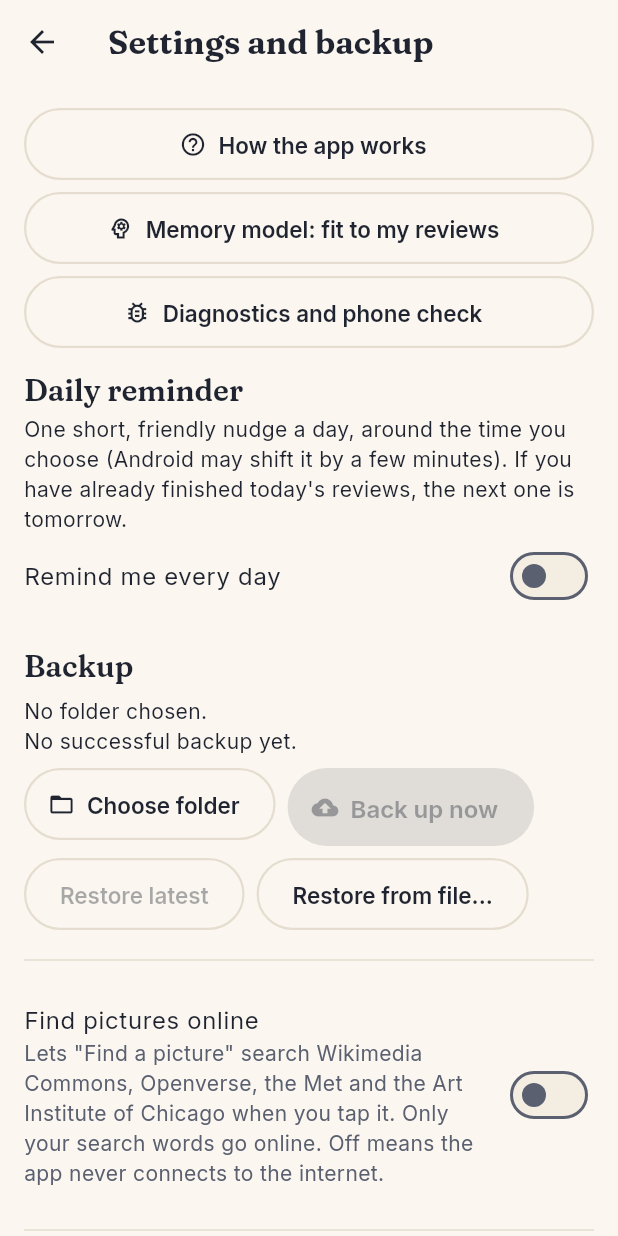
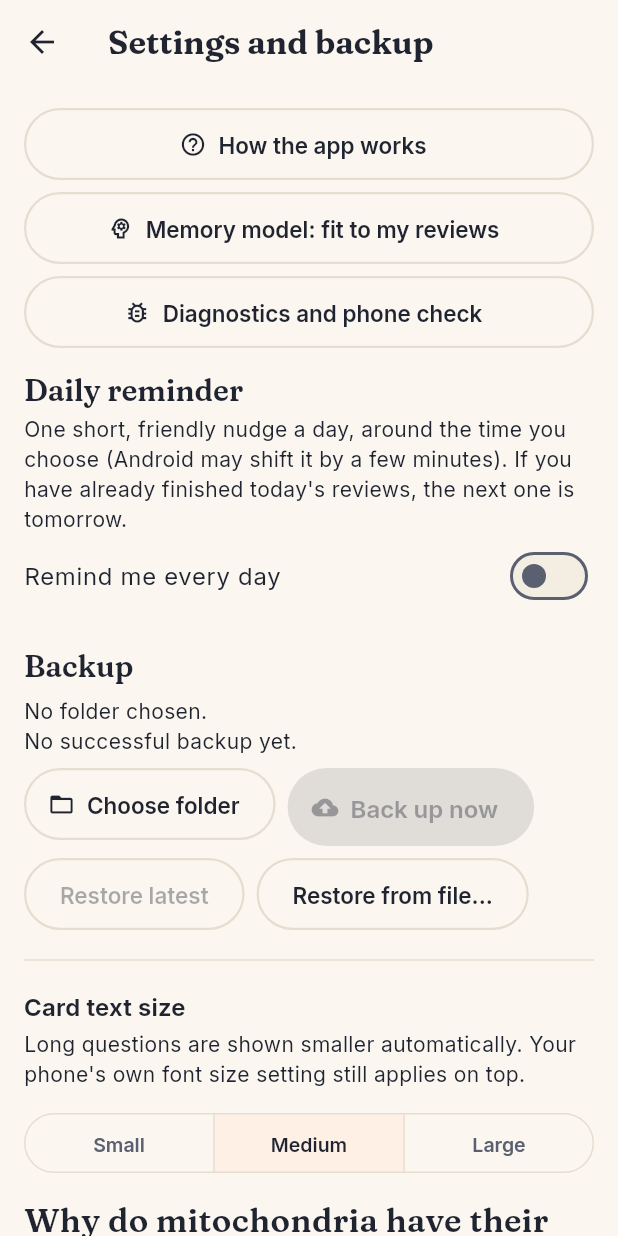
Before and after one commit to livium888/spec, a Flutter app: the SettingsScreen screen opened directly, on a phone screen of 412 x 824 dp. Run offline on Flutter 3.47's test engine with Material 3 defaults, Android fonts, the phone set to English and light mode, and no system bars; our stand-ins replace drift, flutter_local_notifications, flutter_riverpod, flutter_timezone, flutter_tts, image_picker and 2 more; missing offline and left inert: fsrs, saf_stream, saf_util, sqlite3, workmanager; accounts and stored records are empty; generated files the repository leaves out were written again; statements that could not run were skipped.

Commit message:
Card text: size follows question length and a Card text size setting; long question folds after reveal. Image keywords on every card (prompt v4, editable field, side hint) (D34)
Co-Authored-By: Claude Sonnet 5.5 <noreply@anthropic.com>
Claude-Session: https://claude.ai/code/session_01UNwQ4AJ7uCUQdULuJwCRrT

```diff
--- a/lib/data/card_edit_service.dart
+++ b/lib/data/card_edit_service.dart
@@ -1,3 +1,4 @@
+import '../domain/commons.dart' show cleanImageQuery;
 import 'dart:convert';
 
 import 'package:drift/drift.dart';
@@ -89,10 +90,11 @@ class CardEditService {
     if (errors.isNotEmpty) return errors;
 
     final fields = Map<String, dynamic>.from(n.fields);
-    const optional = ['why_it_matters', 'example', 'memory_hook', 'image', 'image_side', 'image_alt', 'image_credit'];
+    const optional = ['why_it_matters', 'example', 'memory_hook', 'image', 'image_side', 'image_alt', 'image_credit', 'image_query'];
     final oldImage = n.fields['image'] as String?;
     for (final e in edited.entries) {
-      final v = e.value.trim();
+      // Image keywords are stored tidy (spaces collapsed), the same way the prompt's hint is.
+      final v = e.key == 'image_query' ? (cleanImageQuery(e.value) ?? '') : e.value.trim();
       if (v.isEmpty && optional.contains(e.key)) {
         fields.remove(e.key);
       } else {
--- a/lib/data/import_service.dart
+++ b/lib/data/import_service.dart
@@ -124,6 +124,8 @@ class ImportService {
           if (c.example.isNotEmpty) 'example': c.example,
           if (c.memoryHook.isNotEmpty) 'memory_hook': c.memoryHook,
           if (c.imageQuery.isNotEmpty) 'image_query': c.imageQuery,
+          // Where a picture should go once one is added (the card has no picture yet; see EditCardScreen).
+          if (c.imageSide.isNotEmpty) 'image_side': c.imageSide,
         };
         final noteId = await db.into(db.notes).insert(NotesCompanion.insert(
               guid: guid,
--- a/lib/domain/card_edit.dart
+++ b/lib/domain/card_edit.dart
@@ -1,3 +1,4 @@
+import 'commons.dart' show cleanImageQuery, kMaxImageQueryChars;
 import 'import_parser.dart';
 
 /// Pure validation for editing a note's text. Returns error messages (empty = valid).
@@ -40,5 +41,9 @@ List<String> validateNoteEdit({
   limit('memory_hook', '"Memory hook"', kMaxExtraChars);
   limit('image_alt', 'The picture description', 300);
   limit('image_credit', 'The picture credit', 300);
+  final keywords = f('image_query');
+  if (keywords.isNotEmpty && cleanImageQuery(keywords) == null) {
+    errors.add('Image keywords: a few plain words (up to $kMaxImageQueryChars characters), not a web address.');
+  }
   return errors;
 }
--- /dev/null
+++ b/lib/domain/card_text.dart
@@ -0,0 +1,47 @@
+/// How big card text is. The size follows the length of the question (a long question at a big
+/// size fills the whole screen) and the learner's "Card text size" choice. The phone's own font
+/// size setting still multiplies all of this on top: it is never capped (WCAG 1.4.4).
+library;
+
+enum CardTextSize { small, medium, large }
+
+const kCardTextSizeKey = 'card_text_size';
+
+CardTextSize cardTextSizeFrom(String? stored) => switch (stored) {
+      'small' => CardTextSize.small,
+      'large' => CardTextSize.large,
+      _ => CardTextSize.medium,
+    };
+
+double cardTextScale(CardTextSize s) => switch (s) {
+      CardTextSize.small => 0.88,
+      CardTextSize.medium => 1.0,
+      CardTextSize.large => 1.15,
+    };
+
+/// Question size in logical pixels for a question of [length] characters. Hand-set steps (they
+/// need a real phone and a real pair of eyes): short questions stay comfortable to read at a
+/// glance, long ones shrink so the answer is not pushed off the screen.
+double questionFontSize(int length, CardTextSize size) {
+  final base = length <= 60
+      ? 22.0
+      : length <= 120
+          ? 20.0
+          : length <= 200
+              ? 18.0
+              : length <= 300
+                  ? 17.0
+                  : 16.0;
+  return base * cardTextScale(size);
+}
+
+/// The short answer's size.
+double answerFontSize(CardTextSize size) => 18.0 * cardTextScale(size);
+
+/// Extras (why it matters, example, hook) are body text, slightly under the answer.
+double extrasScale(CardTextSize size) => 0.92 * cardTextScale(size);
+
+/// Once the answer is showing, a long question is folded to a few lines so the answer gets the
+/// room; a short one stays whole. Tapping the folded question shows all of it again.
+const kCollapseQuestionOver = 90;
+bool shouldCollapseQuestion(String question) => question.length > kCollapseQuestionOver;
--- a/lib/domain/prompt_template.dart
+++ b/lib/domain/prompt_template.dart
@@ -1,7 +1,7 @@
 /// Versioned LLM prompt templates. Bump the version constant on any wording change so
 /// `prompt_log.template_version` stays meaningful. Design notes and evidence for the
 /// card prompt are in docs/CARD_QUALITY.md and docs/DECISIONS.md (D19).
-const kPromptTemplateVersion = 'v3';
+const kPromptTemplateVersion = 'v4';
 
 const kPromptTemplate = '''
 You are a gifted teacher, storyteller and memory coach. You are writing flashcards for ONE curious adult who will see each card many times over the coming years. A dull card gets hated by day 100. A card that sparks curiosity, paints a picture or makes them think "huh, I never saw it that way" gets remembered and even enjoyed.
@@ -24,7 +24,8 @@ THE PARTS OF A CARD
 - "why_it_matters": one or two sentences that make the answer stick: the story behind it, the surprising consequence, the reason it is true, or why anyone should care. Include it on at least 80% of cards. This is where the passion lives.
 - "example": a concrete example, scenario or analogy (1 to 2 sentences). Use real names, places and numbers only where you are certain of them.
 - "memory_hook": a vivid image, mnemonic, rhyme or wordplay, only when it truly helps. Otherwise "". Never force one.
-- "image_query": ONLY when seeing the thing is part of knowing it (a painting, a building, a plant or animal, an anatomy diagram, an instrument, a knot, a map). 2 to 6 plain words someone would type into the Wikimedia Commons search box, such as "Hokusai Great Wave off Kanagawa". NEVER a web address or a file name. Otherwise "". The learner looks at the pictures and chooses one, so a rough search is fine; do not invent details to make it exact.
+- "image_query": on EVERY card, 2 to 6 plain words that would find the best picture for this card in a free image library (Wikimedia Commons, museum collections, Openverse). Name the thing the card is about as concretely as you can: a work of art with its artist, a building, a plant or animal with its species, an instrument, a place, a person, a diagram of the process. For an abstract idea, pick a concrete scene or object that illustrates it. NEVER a web address or a file name. The learner sees these words only when choosing a picture, so they may name the answer. A rough search is fine; do not invent details to make it exact.
+- "image_side": "back" when the picture would give the answer away (the usual case), "front" only when the picture IS what the question asks about (for example "Which painting is this?"). Pictures that reveal the answer while the learner is still trying to recall it weaken learning.
 Keep every field short; the learner reads the whole card in about 30 seconds.
 
 VARIETY (adapt to the material; never more than 2 cards of the same shape in a row)
@@ -82,6 +83,7 @@ Return JSON ONLY: no text before or after, no markdown fences. Use exactly this
       "example": "Chloroplasts in plants tell the same story, with their own DNA and a bacterial look.",
       "memory_hook": "A lodger who never moved out and still keeps their own front-door key.",
       "image_query": "mitochondrion electron micrograph",
+      "image_side": "back",
       "source_type": "model_memory",
       "source_ref": "",
       "supporting_quote": "",
@@ -95,7 +97,8 @@ Return JSON ONLY: no text before or after, no markdown fences. Use exactly this
       "why_it_matters": "On a piano's white keys the two half-steps are exactly where no black key sits between neighbours (E to F, B to C), which is why C major uses only white keys.",
       "example": "",
       "memory_hook": "",
-      "image_query": "",
+      "image_query": "piano keyboard white and black keys",
+      "image_side": "back",
       "source_type": "model_memory",
       "source_ref": "",
       "supporting_quote": "",
@@ -105,7 +108,7 @@ Return JSON ONLY: no text before or after, no markdown fences. Use exactly this
   ]
 }
 
-"type" is "basic" or "cloze". A cloze card has a "cloze" sentence with {{c1::hidden text}} (use c1, c2 ... for separate hidden parts) and no "front". "source_type" is "quote" (copied from SOURCE TEXT), "url" or "model_memory". "confidence" is "high", "medium" or "low". "tags": one to three short lowercase tags.
+"type" is "basic" or "cloze". A cloze card has a "cloze" sentence with {{c1::hidden text}} (use c1, c2 ... for separate hidden parts) and no "front". "source_type" is "quote" (copied from SOURCE TEXT), "url" or "model_memory". "confidence" is "high", "medium" or "low". "tags": one to three short lowercase tags. "image_query" and "image_side" are described above.
 
 SOURCE TEXT:
 {source_text}
@@ -219,7 +222,7 @@ String renderOutlinePrompt({
 // ---------------------------------------------------------------------------
 // Remediation prompt (rewrite cards the learner keeps forgetting).
 // ---------------------------------------------------------------------------
-const kRemediateTemplateVersion = 'remediate-v2';
+const kRemediateTemplateVersion = 'remediate-v3';
 
 const kRemediateTemplate = '''
 You are a gifted teacher and memory coach. A learner keeps forgetting the cards below (domain "{domain}", topic "{syllabus_item}"). Cards get forgotten for a reason: too much in one card, a vague cue, nothing vivid to hook the memory on, or two look-alike cards that blur together. Rewrite each problem card as 1 to 3 NEW cards that remove the cause.
@@ -249,6 +252,8 @@ RULES
       "why_it_matters": "string",
       "example": "string",
       "memory_hook": "string or empty",
+      "image_query": "2 to 6 plain words to find a picture in a free image library, never a web address",
+      "image_side": "back" | "front",
       "source_type": "quote" | "url" | "model_memory",
       "source_ref": "string",
       "supporting_quote": "string",
--- a/lib/presentation/edit_card_screen.dart
+++ b/lib/presentation/edit_card_screen.dart
@@ -5,7 +5,7 @@ import '../app/providers.dart';
 import '../data/card_edit_service.dart';
 import '../data/media_service.dart' show MediaException, MediaService;
 import '../data/settings_repo.dart';
-import '../domain/commons.dart' show cleanImageQuery;
+import '../domain/commons.dart' show cleanImageQuery, kMaxImageQueryChars;
 import 'card_picture.dart';
 import 'find_picture_screen.dart';
 
@@ -34,6 +34,7 @@ class _EditCardScreenState extends ConsumerState<EditCardScreen> {
   String? _image, _originalImage, _newImage; // SHA-256s: current, as loaded, picked in this session
   String _imageSide = 'front';
   final _alt = TextEditingController();
+  final _keywords = TextEditingController(); // words to find a picture with: the AI's image_query, editable, kept on the card
   String _credit = ''; // who made a picture found online; empty for the learner's own photos
   late final MediaService _media;
   bool _saved = false;
@@ -63,6 +64,7 @@ class _EditCardScreenState extends ConsumerState<EditCardScreen> {
       _imageSide = (n.fields['image_side'] as String?) == 'back' ? 'back' : 'front';
       _alt.text = n.fields['image_alt'] as String? ?? '';
       _credit = n.fields['image_credit'] as String? ?? '';
+      _keywords.text = n.fields['image_query'] as String? ?? '';
     }
     setState(() {
       _note = n;
@@ -87,7 +89,7 @@ class _EditCardScreenState extends ConsumerState<EditCardScreen> {
 
   /// What to search for: only the AI's `image_query` hint. A guess from the question text gave
   /// nonsense ("According to E"), so without a hint the box starts empty for the learner to fill.
-  String _suggestedQuery() => cleanImageQuery(_note?.fields['image_query']) ?? '';
+  String _suggestedQuery() => cleanImageQuery(_keywords.text) ?? '';
 
   /// The first online step in the app, so it asks once and says exactly what leaves the phone.
   Future<bool> _consentToOnline() async {
@@ -142,6 +144,7 @@ class _EditCardScreenState extends ConsumerState<EditCardScreen> {
       c.dispose();
     }
     _alt.dispose();
+    _keywords.dispose();
     final abandoned = _newImage;
     if (!_saved && abandoned != null && abandoned != _originalImage) {
       _media.deleteIfOrphan(abandoned).ignore(); // picked but never saved
@@ -154,7 +157,8 @@ class _EditCardScreenState extends ConsumerState<EditCardScreen> {
     final errors = await ref.read(cardEditServiceProvider).update(widget.noteId, {
       for (final e in _ctl.entries) e.key: e.value.text,
       'image': _image ?? '',
-      'image_side': _image == null ? '' : _imageSide,
+      'image_side': _imageSide, // kept without a picture too: it is where a picture will go
+      'image_query': _keywords.text,
       'image_alt': _image == null ? '' : _alt.text,
       'image_credit': _image == null ? '' : _credit,
     });
@@ -202,6 +206,17 @@ class _EditCardScreenState extends ConsumerState<EditCardScreen> {
     final t = Theme.of(context).textTheme;
     return Column(crossAxisAlignment: CrossAxisAlignment.start, children: [
       Text('Picture (optional)', style: t.labelLarge),
+      const SizedBox(height: 8),
+      TextField(
+        controller: _keywords,
+        maxLength: kMaxImageQueryChars,
+        decoration: const InputDecoration(
+          labelText: 'Image keywords',
+          helperText: 'Used by Find a picture. They stay on the card even if you never add a picture.',
+          helperMaxLines: 2,
+          counterText: '',
+        ),
+      ),
       const SizedBox(height: 8),
       if (_image != null) ...[
         CardPicture(sha: _image!, alt: _alt.text, credit: _credit, maxHeight: 180),
--- a/lib/presentation/guide_screen.dart
+++ b/lib/presentation/guide_screen.dart
@@ -99,7 +99,7 @@ class GuideScreen extends StatelessWidget {
           para('For art, crafts or anything visual: edit a card (the pencil in a review, or Library > Browse) and tap "Add a picture". It shows on the '
               'question or the answer, and you can tap it to see it full screen. Pictures are shrunk and kept inside the app, so they come back with every backup. '
               'Add a description so a screen reader can say what is in it.'),
-          para('Or tap "Find a picture online": the app searches four free picture libraries (Wikimedia Commons, Openverse, the Met and the Art Institute of Chicago) for the words you type (an AI-written card can arrive with a suggested search). '
+          para('Or tap "Find a picture online": the app searches four free picture libraries (Wikimedia Commons, Openverse, the Met and the Art Institute of Chicago) for the words you type (every AI-written card arrives with suggested keywords, which you can edit on the card's edit screen; they stay on the card even if you never add a picture). '
               'You see the picture, who made it and its licence, and nothing is kept until you tap "Use this picture". It is then saved on your phone like any other, '
               'with its credit shown under it. This is the only thing in the app that goes online, only when you tap it, and you can switch it off in Settings.'),
           para('For languages: Settings > Subjects and topics > Read cards aloud. Pick the language and which side of your cards is written in it, then tap the '
--- a/lib/presentation/review_screen.dart
+++ b/lib/presentation/review_screen.dart
@@ -1,4 +1,3 @@
-import '../domain/review_timing.dart';
 import 'dart:async';
 
 import 'package:flutter/material.dart';
@@ -8,7 +7,9 @@ import 'package:flutter/services.dart';
 
 import '../app/providers.dart';
 import '../data/stats_service.dart';
+import '../domain/card_text.dart';
 import '../domain/models.dart';
+import '../domain/review_timing.dart';
 import '../domain/study_advisor.dart';
 import '../domain/study_card.dart';
 import 'advice_card.dart';
@@ -50,6 +51,8 @@ class _ReviewScreenState extends ConsumerState<ReviewScreen> {
   /// Per subject: the language to read aloud and which side is in it.
   final _speech = <int, (String, String)>{};
   bool _speakAuto = false;
+  CardTextSize _textSize = CardTextSize.medium;
+  bool _questionOpen = false; // a long question folded after the reveal, shown whole again by a tap
   final _ratings = <int>[];
 
   @override
@@ -85,6 +88,7 @@ class _ReviewScreenState extends ConsumerState<ReviewScreen> {
         }
       }
       _speakAuto = await ref.read(settingsRepoProvider).get('speak_auto') == '1';
+      _textSize = cardTextSizeFrom(await ref.read(settingsRepoProvider).get(kCardTextSizeKey));
       if (!mounted) return;
       setState(() {
         _advice = adv;
@@ -93,6 +97,7 @@ class _ReviewScreenState extends ConsumerState<ReviewScreen> {
         _current = next;
         _preview = pv;
         _revealed = false;
+        _questionOpen = false;
         _loading = false;
         _error = null;
       });
@@ -394,8 +399,12 @@ class _ReviewScreenState extends ConsumerState<ReviewScreen> {
     final t = Theme.of(context).textTheme;
     final name = _domainNames[card.domainId] ?? '';
     final style = SubjectStyle.of(card.domainId, name, c.brightness);
-    final questionStyle = AppText.serif(26, weight: 600, height: 1.4, color: c.ink);
     final isCloze = card.noteType == 'cloze';
+    final questionText = isCloze ? (card.fields['cloze'] as String? ?? '') : card.front;
+    final questionStyle = AppText.serif(questionFontSize(questionText.length, _textSize), weight: 600, height: 1.4, color: c.ink);
+    // With the answer showing, a long question is folded so the answer gets the room.
+    final fold = _revealed && !isCloze && shouldCollapseQuestion(card.front) && !_questionOpen;
+    final foldedStyle = AppText.sans(15 * cardTextScale(_textSize), weight: 500, height: 1.4, color: c.inkSoft);
     final frontPicture = card.imageSha != null && card.imageOnFront;
     return GestureDetector(
       behavior: HitTestBehavior.opaque,
@@ -439,6 +448,31 @@ class _ReviewScreenState extends ConsumerState<ReviewScreen> {
                   if (isCloze)
                     ClozeSentence(
                         parts: card.clozeParts, revealed: _revealed, style: questionStyle, strong: style.strong, tint: style.tint)
+                  else if (_revealed && shouldCollapseQuestion(card.front))
+                    Semantics(
+                      button: true,
+                      label: fold ? 'Question, folded. Double tap to show all of it' : 'Question. Double tap to fold it',
+                      excludeSemantics: true,
+                      child: InkWell(
+                        borderRadius: BorderRadius.circular(Rd.card),
+                        onTap: () => setState(() => _questionOpen = !_questionOpen),
+                        child: AnimatedSize(
+                          duration: reduce ? Duration.zero : const Duration(milliseconds: 220),
+                          alignment: Alignment.topLeft,
+                          child: Column(crossAxisAlignment: CrossAxisAlignment.start, children: [
+                            Text(card.front,
+                                style: fold ? foldedStyle : questionStyle,
+                                maxLines: fold ? 3 : null,
+                                overflow: fold ? TextOverflow.ellipsis : null),
+                            Padding(
+                              padding: const EdgeInsets.only(top: 4),
+                              child: Text(fold ? 'Show the whole question' : 'Fold the question',
+                                  style: t.labelSmall?.copyWith(color: style.strong)),
+                            ),
+                          ]),
+                        ),
+                      ),
+                    )
                   else
                     Text(card.front, style: questionStyle),
                   if (_revealed) RevealPanel(accent: style.strong, child: _answerSide(context, card, style)),
@@ -470,8 +504,8 @@ class _ReviewScreenState extends ConsumerState<ReviewScreen> {
         CardPicture(sha: card.imageSha!, alt: card.imageAlt, credit: card.imageCredit),
         const SizedBox(height: 16),
       ],
-      if (back.isNotEmpty) SelectableText(back, style: AppText.sans(20, weight: 650, height: 1.4, color: c.ink)),
-      ExtrasTabs(extras: card.extras, strong: style.strong, tint: style.tint),
+      if (back.isNotEmpty) SelectableText(back, style: AppText.sans(answerFontSize(_textSize), weight: 650, height: 1.4, color: c.ink)),
+      ExtrasTabs(extras: card.extras, strong: style.strong, tint: style.tint, scale: extrasScale(_textSize)),
       if (source.isNotEmpty)
         Padding(
           padding: const EdgeInsets.only(top: 18),
--- a/lib/presentation/settings_screen.dart
+++ b/lib/presentation/settings_screen.dart
@@ -10,6 +10,7 @@ import '../app/providers.dart';
 import '../data/backup/backup_service.dart';
 import '../data/backup/backup_storage.dart';
 import '../data/settings_repo.dart';
+import '../domain/card_text.dart';
 import '../domain/prompt_template.dart' show kMaxProfileChars;
 import 'diagnostics_screen.dart';
 import 'guide_screen.dart';
@@ -17,6 +18,7 @@ import 'memory_model_screen.dart';
 import 'reminder_section.dart';
 import 'home_screen.dart' show pickBackupFolder;
 import 'subjects_screen.dart';
+import 'theme/app_theme.dart';
 
 class SettingsScreen extends ConsumerStatefulWidget {
   const SettingsScreen({super.key});
@@ -286,6 +288,8 @@ class _SettingsScreenState extends ConsumerState<SettingsScreen> {
                 if (_msg != null)
                   Padding(padding: const EdgeInsets.only(top: 12), child: SelectableText(_msg!, style: t.bodyLarge)),
                 const Divider(height: 40),
+                const _CardTextSizeSetting(),
+                const Divider(height: 40),
                 const _OnlinePicturesSwitch(),
                 const Divider(height: 40),
                 Text('Study', style: t.titleLarge),
@@ -374,3 +378,55 @@ class _OnlinePicturesSwitchState extends ConsumerState<_OnlinePicturesSwitch> {
         },
       );
 }
+
+/// "Card text size": Small, Medium or Large for the text on review cards, with a sample line.
+/// Saves immediately. The phone's own font size setting still applies on top of this.
+class _CardTextSizeSetting extends ConsumerStatefulWidget {
+  const _CardTextSizeSetting();
+  @override
+  ConsumerState<_CardTextSizeSetting> createState() => _CardTextSizeSettingState();
+}
+
+class _CardTextSizeSettingState extends ConsumerState<_CardTextSizeSetting> {
+  CardTextSize _size = CardTextSize.medium;
+
+  @override
+  void initState() {
+    super.initState();
+    ref.read(settingsRepoProvider).get(kCardTextSizeKey).then((v) {
+      if (mounted) setState(() => _size = cardTextSizeFrom(v));
+    });
+  }
+
+  @override
+  Widget build(BuildContext context) {
+    final t = Theme.of(context).textTheme;
+    return Column(crossAxisAlignment: CrossAxisAlignment.start, children: [
+      Text('Card text size', style: t.titleMedium),
+      const SizedBox(height: 4),
+      Text('Long questions are shown smaller automatically. Your phone\'s own font size setting still applies on top.',
+          style: t.bodyMedium),
+      const SizedBox(height: 12),
+      SizedBox(
+        width: double.infinity,
+        child: SegmentedButton<CardTextSize>(
+          showSelectedIcon: false,
+          segments: const [
+            ButtonSegment(value: CardTextSize.small, label: Text('Small')),
+            ButtonSegment(value: CardTextSize.medium, label: Text('Medium')),
+            ButtonSegment(value: CardTextSize.large, label: Text('Large')),
+          ],
+          selected: {_size},
+          onSelectionChanged: (v) {
+            setState(() => _size = v.first);
+            ref.read(settingsRepoProvider).set(kCardTextSizeKey, v.first.name);
+          },
+        ),
+      ),
+      const SizedBox(height: 12),
+      Text('Why do mitochondria have their own DNA?',
+          key: const ValueKey('card-text-sample'),
+          style: AppText.serif(questionFontSize(40, _size), weight: 600, height: 1.4)),
+    ]);
+  }
+}
```
Also changed, not shown: lib/domain/import_parser.dart (+8 -0 lines), lib/presentation/widgets/card_parts.dart (+7 -3 lines), 9 other files.
